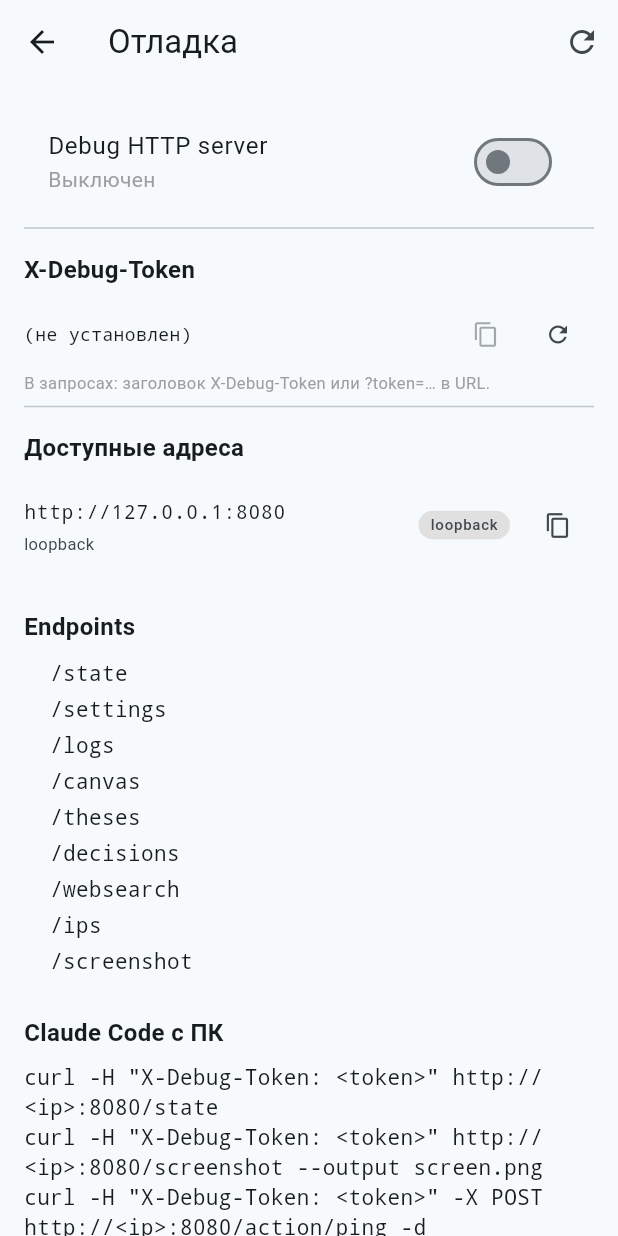
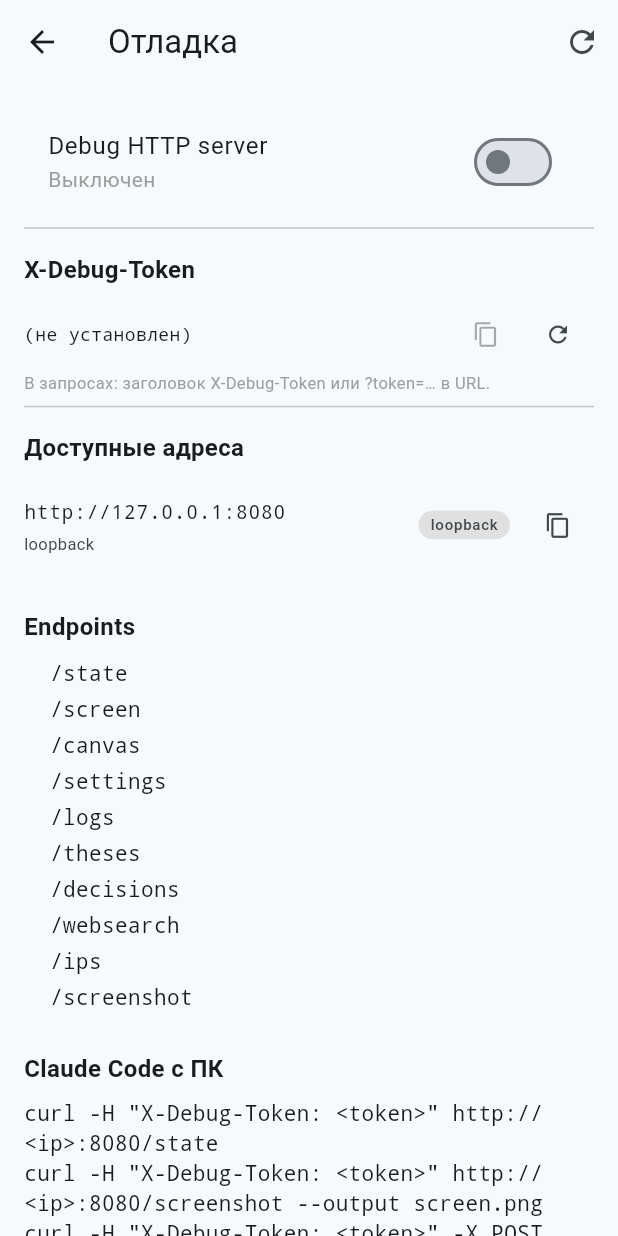
Before and after one commit to iamweasel89/musical-succotash, a Flutter app: the DebugScreen screen opened directly with empty values, on a phone screen of 412 x 824 dp. Run offline on Flutter 3.47's test engine with Material 3 defaults, Android fonts, the phone set to English and light mode, and no system bars; our stand-ins replace file_picker, flutter_local_notifications, flutter_markdown, flutter_timezone, hive_flutter, package_info_plus and 2 more; accounts and stored records are empty.

Commit message:
fix(ОТ): UI-список эндпоинтов синхронизирован — /screen добавлен
Порядок — по частоте пользы: /state, /screen, /canvas сверху.

https://claude.ai/code/session_01SWPPKLTUHNvhydcVgYpU5K

```diff
--- a/lib/widgets/debug_screen.dart
+++ b/lib/widgets/debug_screen.dart
@@ -272,9 +272,10 @@ class _CompressAnythingState extends State<_CompressAnything> {
 
 const List<String> _endpoints = [
   '/state',
+  '/screen',
+  '/canvas',
   '/settings',
   '/logs',
-  '/canvas',
   '/theses',
   '/decisions',
   '/websearch',
```
